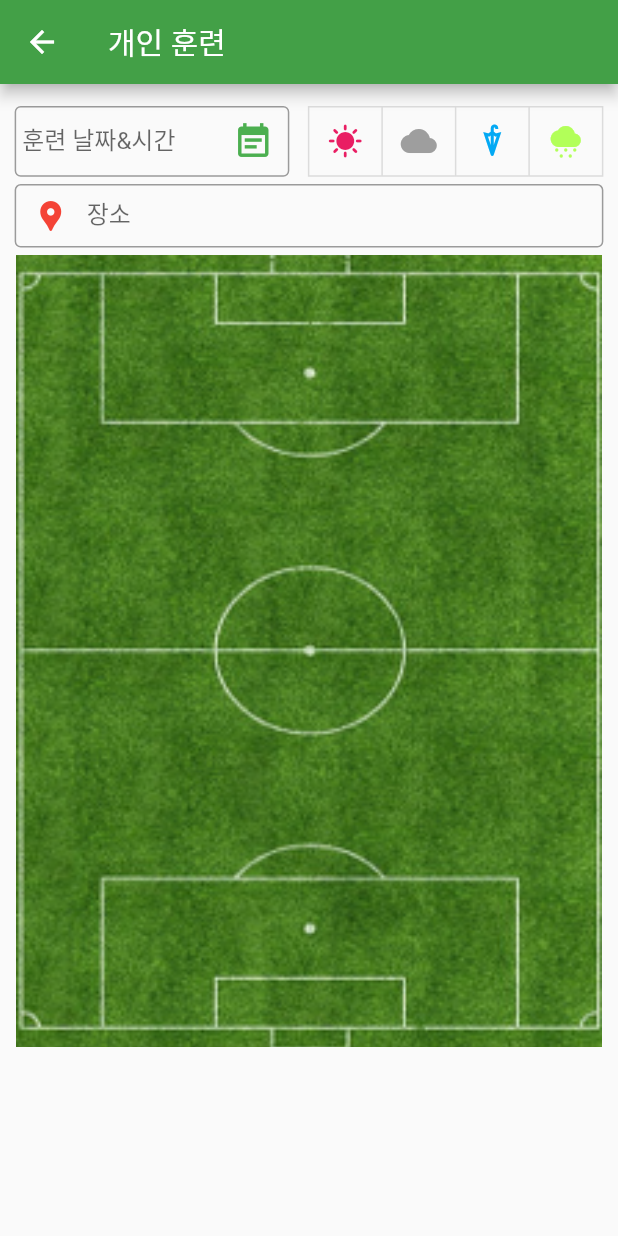
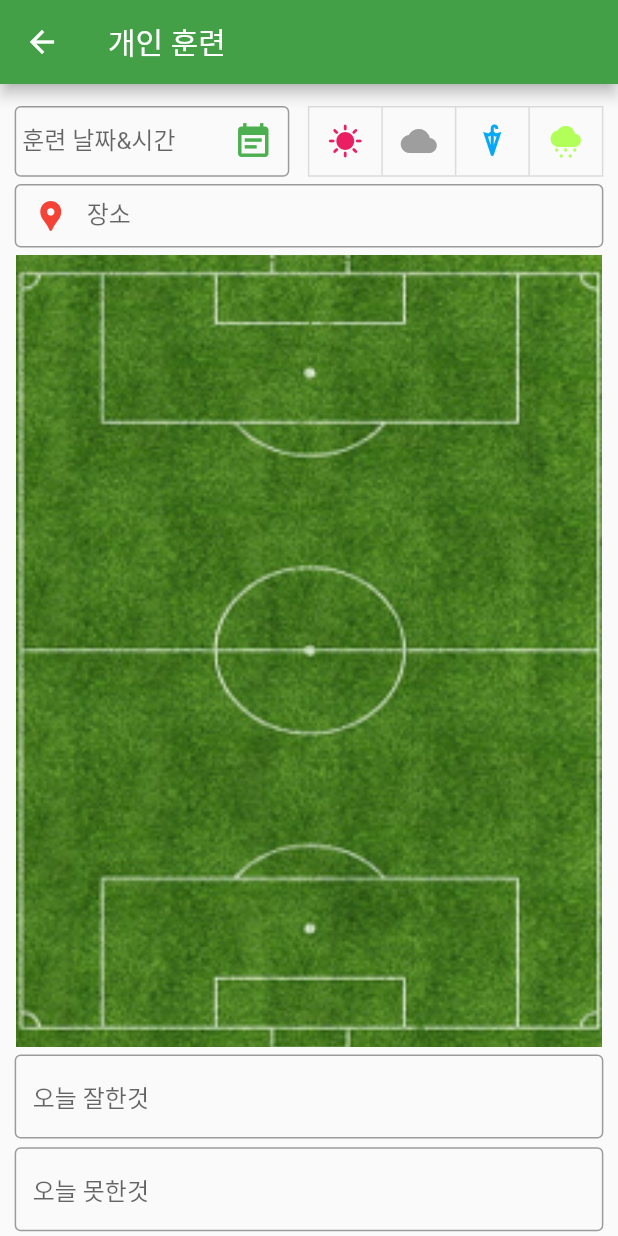
Before and after one commit to frida1230/underplay_soccer, a Flutter app: the SelfTrainingpage screen opened directly, on a phone screen of 412 x 824 dp. Run offline on Flutter 3.47's test engine with Material 2 defaults, Android fonts, the phone set to English and light mode, and no system bars; drawn by our look-alikes of date_field; our stand-ins replace flutter_screenutil, syncfusion_flutter_calendar, webview_flutter; missing offline and left inert: flutter_material_pickers, flutter_state_notifier, scribble.

Commit message:
-screensize set 3차 -rehabpage button change -selftrainingpage text feild 추가

```diff
--- a/lib/screens/SelfTrainingpage.dart
+++ b/lib/screens/SelfTrainingpage.dart
@@ -56,7 +56,34 @@ class _SelfTrainingpageState extends State<SelfTrainingpage> {
                         ),
                       ),
                     ),
-
+                    SizedBox(
+                      height: 15.h,
+                    ),
+                    SizedBox(
+                      height: 175.h,
+                      child: TextField(
+                        minLines: 1,
+                        maxLines: 5,
+                        decoration: InputDecoration(
+                            isDense: true,
+                            border: OutlineInputBorder(),
+                            hintText: '오늘 잘한것'),
+                      ),
+                    ),
+                    SizedBox(
+                      height: 15.h,
+                    ),
+                    SizedBox(
+                      height: 175.h,
+                      child: TextField(
+                        minLines: 1,
+                        maxLines: 5,
+                        decoration: InputDecoration(
+                            isDense: true,
+                            border: OutlineInputBorder(),
+                            hintText: '오늘 못한것'),
+                      ),
+                    ),
                   ]
               ),
             ]
--- a/pubspec.yaml
+++ b/pubspec.yaml
@@ -27,6 +27,7 @@ dependencies:
   draggable_fab: ^0.1.4
   flutter_screenutil: ^5.5.3+2
   change_app_package_name: ^1.0.0
+  flutter_material_pickers: ^3.1.4+1
 
 dev_dependencies:
   flutter_test:
```
Also changed, not shown: lib/screens/Widget/Paincheckbox.dart (+30 -14 lines), pubspec.lock.
